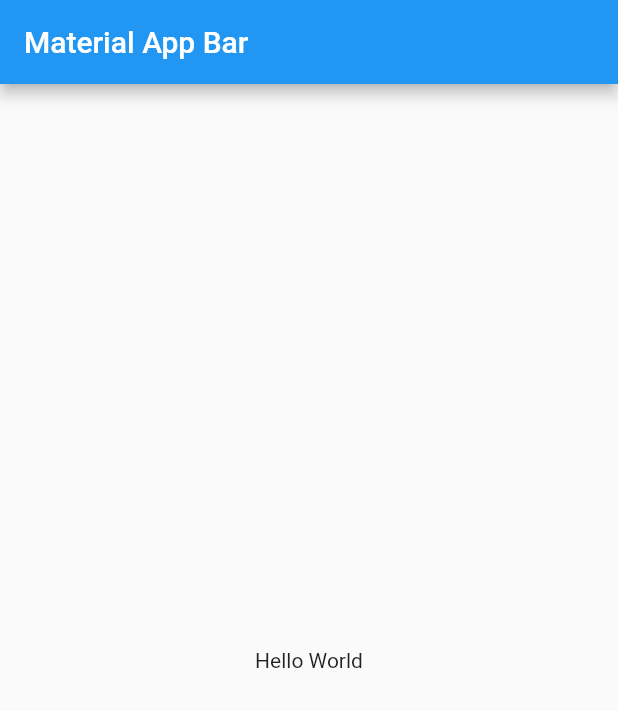
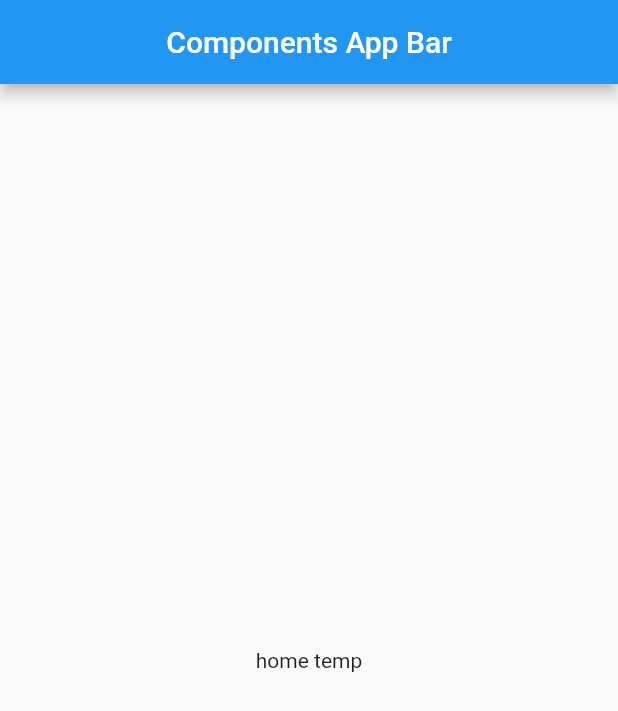
Before and after one commit to DanielGoycochea/components_flutter, a Flutter app: the screen it shows after launch, on a phone screen of 412 x 824 dp. Shown: the top 711 px of the screen. Run offline on Flutter 3.47's test engine with Material 2 defaults, Android fonts, the phone set to English and light mode, and no system bars.

Commit message:
add home_temp

```diff
--- a/lib/main.dart
+++ b/lib/main.dart
@@ -1,4 +1,5 @@
 import 'package:flutter/material.dart';
+import 'package:components_1/src/pages/home_temp.dart';
 
 void main() => runApp(MyApp());
 
@@ -6,16 +7,13 @@ class MyApp extends StatelessWidget {
   @override
   Widget build(BuildContext context) {
     return MaterialApp(
-      title: 'Material App',
+      title: 'Components App',
+      debugShowCheckedModeBanner: false,
       home: Scaffold(
         appBar: AppBar(
-          title: Text('Material App Bar'),
+          title: Center(child: Text('Components App Bar')),
         ),
-        body: Center(
-          child: Container(
-            child: Text('Hello World'),
-          ),
-        ),
+        body:  HomePageTemp()
       ),
     );
   }
--- /dev/null
+++ b/lib/src/pages/home_temp.dart
@@ -0,0 +1,11 @@
+import 'package:flutter/material.dart';
+
+ class HomePageTemp extends StatelessWidget {
+
+   @override
+   Widget build(BuildContext context) {
+     return Center(
+       child: Text("home temp"),
+     );
+   }
+ }
```
